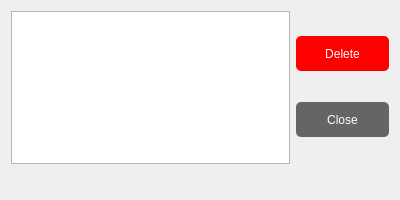
Qt form GeneratedUI/uifiles/deletebooks.ui (ayushr01/Library-Management-System) before a commit.
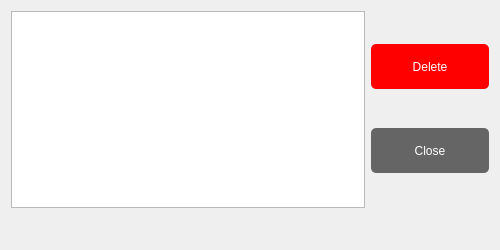
The same form after that commit.

Commit message: Updated delete dialog sizes

```diff
--- a/GeneratedUI/uifiles/deletebooks.ui
+++ b/GeneratedUI/uifiles/deletebooks.ui
@@ -6,20 +6,20 @@
    <rect>
     <x>0</x>
     <y>0</y>
-    <width>400</width>
-    <height>200</height>
+    <width>500</width>
+    <height>250</height>
    </rect>
   </property>
   <property name="minimumSize">
    <size>
-    <width>400</width>
-    <height>200</height>
+    <width>500</width>
+    <height>250</height>
    </size>
   </property>
   <property name="maximumSize">
    <size>
-    <width>400</width>
-    <height>200</height>
+    <width>500</width>
+    <height>250</height>
    </size>
   </property>
   <property name="windowTitle">
@@ -50,7 +50,7 @@
          <property name="minimumSize">
           <size>
            <width>0</width>
-           <height>35</height>
+           <height>45</height>
           </size>
          </property>
          <property name="styleSheet">
@@ -74,7 +74,7 @@
          <property name="minimumSize">
           <size>
            <width>0</width>
-           <height>35</height>
+           <height>45</height>
           </size>
          </property>
          <property name="styleSheet">
```
The commit also changes 3 other files.
